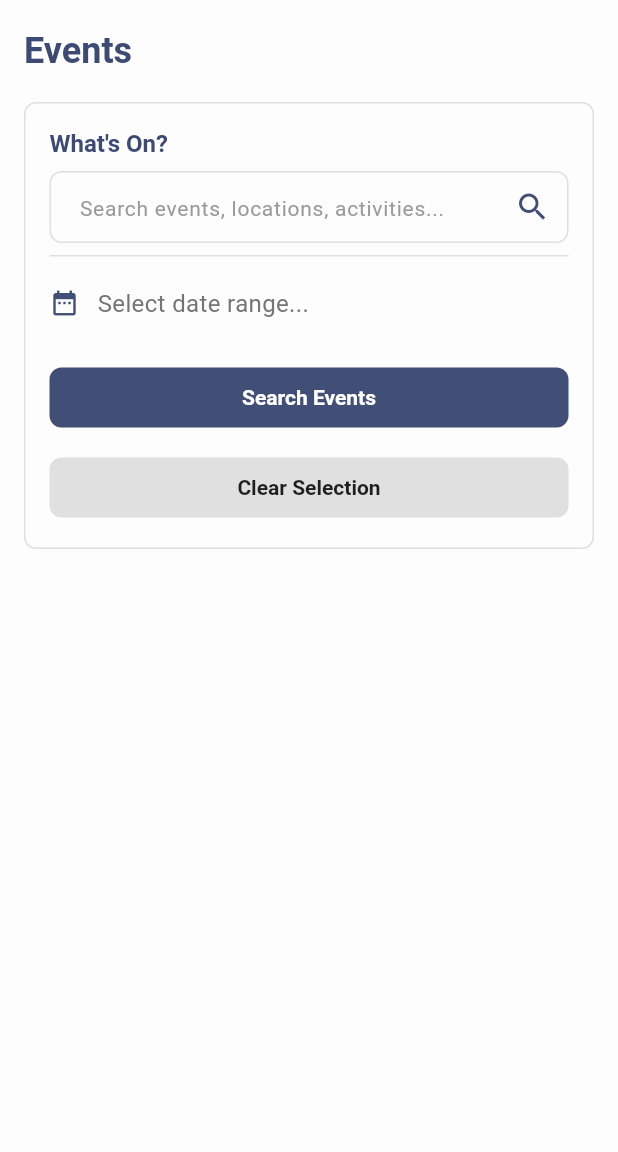
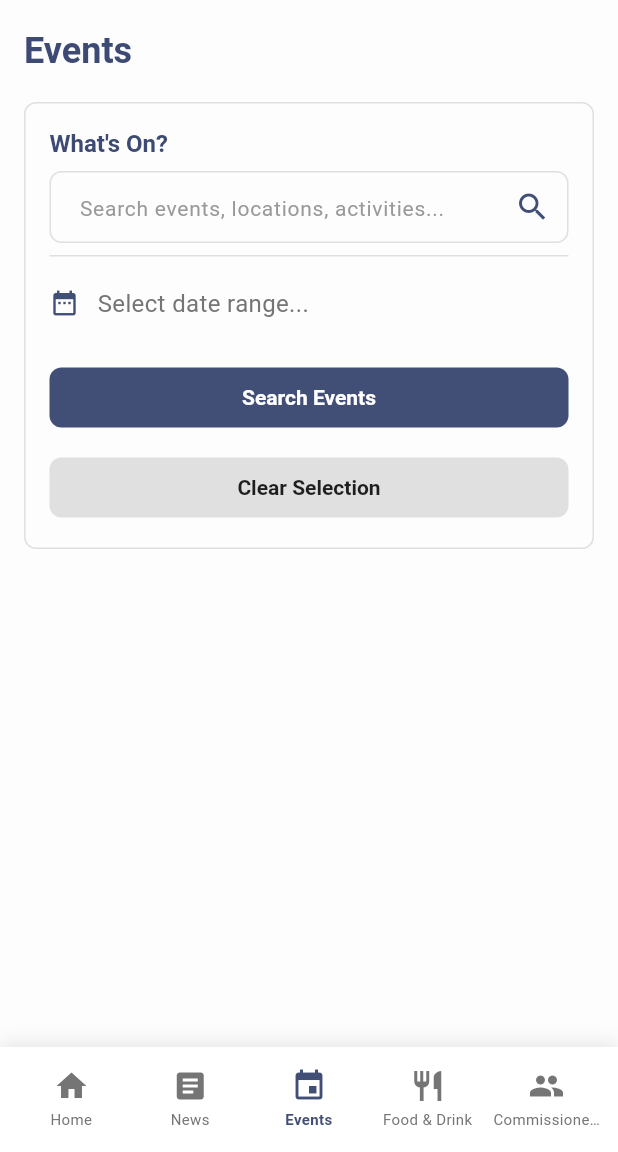
Before and after one commit to dominichubble/ramsey_app, a Flutter app: the screen it shows after launch, scrolled down 576 dp, after a tap on "See All", on a phone screen of 412 x 824 dp, the part 84-1236 px from its top. Run offline on Flutter 3.47's test engine with Material 3 defaults, Android fonts, the phone set to English and light mode, and no system bars; network calls fail; Roboto replaces fonts that are missing (Comfortaa).

Commit message:
feat: Enhance navigation and event handling in HomeScreen and HomeEvents; add onNavigateToTab callback

```diff
--- a/lib/screens/home_screen.dart
+++ b/lib/screens/home_screen.dart
@@ -7,7 +7,9 @@ import '../widgets/home_highlights.dart';
 import '../widgets/home_news.dart';
 
 class HomeScreen extends StatelessWidget {
-  const HomeScreen({super.key});
+  final Function(int)? onNavigateToTab;
+
+  const HomeScreen({super.key, this.onNavigateToTab});
 
   @override
   Widget build(BuildContext context) {
@@ -30,13 +32,13 @@ class HomeScreen extends StatelessWidget {
           ),
         ],
       ),
-      body: const SingleChildScrollView(
+      body: SingleChildScrollView(
         child: Column(
           children: [
-            HomeNews(),
-            HomeHighlights(),
-            HomeEvents(),
-            HomeFoodAndDrink(),
+            const HomeNews(),
+            const HomeHighlights(),
+            HomeEvents(onNavigateToTab: onNavigateToTab),
+            const HomeFoodAndDrink(),
           ],
         ),
       ),
--- a/lib/widgets/home_events.dart
+++ b/lib/widgets/home_events.dart
@@ -6,7 +6,9 @@ import '../widgets/home_events_calendar.dart';
 import '../widgets/home_main_event.dart';
 
 class HomeEvents extends StatelessWidget {
-  const HomeEvents({super.key});
+  final Function(int)? onNavigateToTab;
+
+  const HomeEvents({super.key, this.onNavigateToTab});
 
   @override
   Widget build(BuildContext context) {
@@ -32,7 +34,11 @@ class HomeEvents extends StatelessWidget {
                 CustomButton(
                   text: 'See All',
                   onPressed: () {
-                    Navigator.pushNamed(context, '/events');
+                    if (onNavigateToTab != null) {
+                      onNavigateToTab!(2); // Events tab is at index 2
+                    } else {
+                      Navigator.pushNamed(context, '/events');
+                    }
                   },
                   color: Theme.of(context).primaryColor,
                   textColor: Colors.white,
--- a/lib/widgets/home_events_calendar.dart
+++ b/lib/widgets/home_events_calendar.dart
@@ -193,7 +193,7 @@ class _EventsCalendarState extends State<EventsCalendar> {
 
         // Events horizontal scroll
         SizedBox(
-          height: 160,
+          height: 170,
           child: filteredEvents.isEmpty
               ? Center(
                   child: Text(
--- a/lib/widgets/home_main_event.dart
+++ b/lib/widgets/home_main_event.dart
@@ -16,8 +16,12 @@ class MainEvent extends StatelessWidget {
   Widget build(BuildContext context) {
     return Card(
       margin: const EdgeInsets.all(8.0),
-      child: SizedBox(
-        height: 120,
+      child: Container(
+        height: 125,
+        decoration: BoxDecoration(
+          border: Border.all(color: Colors.grey[300]!, width: 1.0),
+          borderRadius: BorderRadius.circular(8.0),
+        ),
         child: Row(
           children: [
             // Left side - Text content
@@ -42,12 +46,11 @@ class MainEvent extends StatelessWidget {
                         const SizedBox(height: 4),
                         Text(
                           date,
-                          style: Theme.of(
-                            context,
-                          ).textTheme.headlineMedium?.copyWith(
-                            color: Colors.grey[600],
-                            fontWeight: FontWeight.w500,
-                          ),
+                          style: Theme.of(context).textTheme.headlineMedium
+                              ?.copyWith(
+                                color: Colors.grey[600],
+                                fontWeight: FontWeight.w500,
+                              ),
                         ),
                       ],
                     ),
--- a/lib/widgets/main_navigation.dart
+++ b/lib/widgets/main_navigation.dart
@@ -1,9 +1,10 @@
 import 'package:flutter/material.dart';
+
+import '../screens/commissioners_screen.dart';
+import '../screens/events_screen.dart';
+import '../screens/food_drink_screen.dart';
 import '../screens/home_screen.dart';
 import '../screens/news_screen.dart';
-import '../screens/events_screen.dart';
-import '../screens/food_drink_screen.dart';
-import '../screens/commissioners_screen.dart';
 
 class MainNavigation extends StatefulWidget {
   const MainNavigation({super.key});
@@ -15,18 +16,27 @@ class MainNavigation extends StatefulWidget {
 class _MainNavigationState extends State<MainNavigation> {
   int _currentIndex = 0;
 
-  final List<Widget> _screens = [
-    const HomeScreen(),
-    const NewsScreen(),
-    const EventsScreen(),
-    const FoodDrinkScreen(),
-    const CommissionersScreen(),
-  ];
+  List<Widget> _buildScreens() {
+    return [
+      HomeScreen(
+        onNavigateToTab: (index) {
+          setState(() {
+            _currentIndex = index;
+          });
+        },
+      ),
+      const NewsScreen(),
+      const EventsScreen(),
+      const FoodDrinkScreen(),
+      const CommissionersScreen(),
+    ];
+  }
 
   @override
   Widget build(BuildContext context) {
+    final screens = _buildScreens();
     return Scaffold(
-      body: IndexedStack(index: _currentIndex, children: _screens),
+      body: IndexedStack(index: _currentIndex, children: screens),
       bottomNavigationBar: Container(
         decoration: BoxDecoration(
           color: Colors.white,
```
